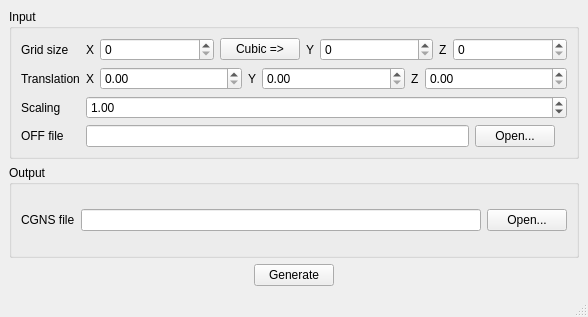
Old version of the form cutcell.ui in the repository bduncan/cutcell.
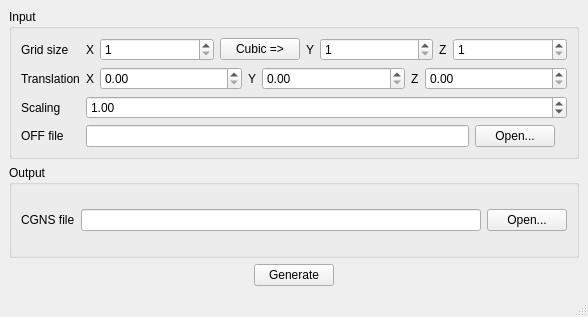
New version of the form.

Commit message: Implement cubic button. Set allowed grid size values.

Diff of the .ui file:
```diff
--- a/cutcell.ui
+++ b/cutcell.ui
@@ -64,7 +64,14 @@
             </widget>
            </item>
            <item>
-            <widget class="QSpinBox" name="gridSizeXSpinBox"/>
+            <widget class="QSpinBox" name="gridSizeXSpinBox">
+             <property name="minimum">
+              <number>1</number>
+             </property>
+             <property name="maximum">
+              <number>99999</number>
+             </property>
+            </widget>
            </item>
            <item>
             <widget class="QPushButton" name="cubicButton">
@@ -81,7 +88,14 @@
             </widget>
            </item>
            <item>
-            <widget class="QSpinBox" name="gridSizeYSpinBox"/>
+            <widget class="QSpinBox" name="gridSizeYSpinBox">
+             <property name="minimum">
+              <number>1</number>
+             </property>
+             <property name="maximum">
+              <number>99999</number>
+             </property>
+            </widget>
            </item>
            <item>
             <widget class="QLabel" name="gridSizeZLabel">
@@ -91,7 +105,14 @@
             </widget>
            </item>
            <item>
-            <widget class="QSpinBox" name="gridSizeZSpinBox"/>
+            <widget class="QSpinBox" name="gridSizeZSpinBox">
+             <property name="minimum">
+              <number>1</number>
+             </property>
+             <property name="maximum">
+              <number>99999</number>
+             </property>
+            </widget>
            </item>
           </layout>
          </item>
```
The commit also changes 2 other files.
